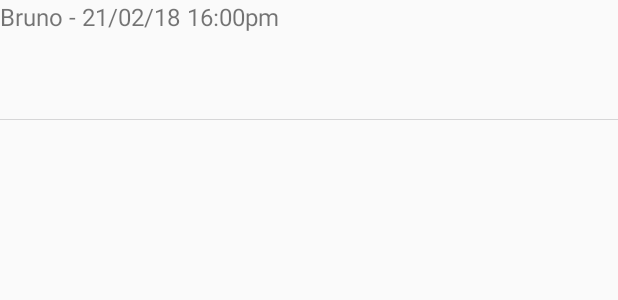
After one commit to brunovsiqueira/MapChatTemple, an Android app: the layout message_item.xml on its own in the app's theme, with its tools: preview values and no code run, on a phone screen of 412 x 824 dp. The commit adds this screen. Shown: the top 300 px of the screen. Run offline under Robolectric (Android 15) with nearby library versions, the phone set to English and light mode, and no system bars.

Commit message:
Chat list created

```diff
--- a/app/build.gradle
+++ b/app/build.gradle
@@ -29,6 +29,8 @@ dependencies {
     implementation 'com.google.firebase:firebase-core:16.0.8'
     implementation 'com.google.firebase:firebase-messaging:17.4.0'
     implementation 'com.android.support:support-v4:28.0.0'
+    implementation 'com.github.stfalcon:chatkit:0.3.3'
+    implementation 'com.squareup.picasso:picasso:2.71828'
     testImplementation 'junit:junit:4.12'
     androidTestImplementation 'com.android.support.test:runner:1.0.2'
     androidTestImplementation 'com.android.support.test.espresso:espresso-core:3.0.2'
--- a/app/src/main/AndroidManifest.xml
+++ b/app/src/main/AndroidManifest.xml
@@ -36,7 +36,7 @@
             android:enabled="true"
             android:exported="true" />
 
-        <activity android:name=".map.MultiPaneActivity"
+        <activity android:name=".screens.MultiPaneActivity"
             android:launchMode="singleTask">
 
             <intent-filter>
@@ -51,6 +51,8 @@
             </intent-filter>
 
         </activity>
+
+        <activity android:name=".screens.chat.ChatActivity"/>
 
         <service android:name=".services.MyFirebaseMessagingService">
             <intent-filter>
--- a/app/src/main/java/com/example/brunovsiq/mapchat/map/EncryptionController.java
+++ b/app/src/main/java/com/example/brunovsiq/mapchat/screens/EncryptionController.java
@@ -1,4 +1,4 @@
-package com.example.brunovsiq.mapchat.map;
+package com.example.brunovsiq.mapchat.screens;
 
 import android.util.Base64;
 
--- a/app/src/main/java/com/example/brunovsiq/mapchat/map/MapFragment.java
+++ b/app/src/main/java/com/example/brunovsiq/mapchat/screens/MapFragment.java
@@ -1,4 +1,4 @@
-package com.example.brunovsiq.mapchat.map;
+package com.example.brunovsiq.mapchat.screens;
 
 import android.os.Bundle;
 import android.support.annotation.NonNull;
--- a/app/src/main/res/layout/activity_multipane.xml
+++ b/app/src/main/res/layout/activity_multipane.xml
@@ -8,7 +8,7 @@
     android:baselineAligned="false"
     android:orientation="vertical"
     android:animateLayoutChanges="true"
-    tools:context=".map.MultiPaneActivity">
+    tools:context=".screens.MultiPaneActivity">
 
     <LinearLayout
         android:layout_width="wrap_content"
@@ -44,7 +44,7 @@
             android:layout_height="match_parent"
             android:layout_alignParentLeft="true"
             android:layout_alignParentTop="true"
-            class="com.example.brunovsiq.mapchat.map.UserListFragment" />
+            class="com.example.brunovsiq.mapchat.screens.UserListFragment" />
 
         <fragment
             android:id="@+id/map_fragment"
--- /dev/null
+++ b/app/src/main/res/layout/message_item.xml
@@ -0,0 +1,34 @@
+<?xml version="1.0" encoding="utf-8"?>
+<RelativeLayout
+    xmlns:android="http://schemas.android.com/apk/res/android"
+    android:layout_width="match_parent"
+    android:layout_height="80dp"
+    android:orientation="vertical">
+
+    <LinearLayout
+        android:layout_width="match_parent"
+        android:layout_height="match_parent"
+        android:orientation="vertical">
+
+    <TextView
+        android:id="@+id/sender_name_date"
+        android:layout_width="wrap_content"
+        android:layout_height="wrap_content"
+        android:textSize="16sp"
+        android:text="Bruno - 21/02/18 16:00pm"/>
+
+    <TextView
+        android:id="@+id/message_text"
+        android:layout_width="wrap_content"
+        android:layout_height="wrap_content"
+        android:textSize="18sp"/>
+
+    </LinearLayout>
+
+    <View
+        android:layout_width="match_parent"
+        android:layout_height="0.5dp"
+        android:background="@color/black"
+        android:layout_alignParentBottom="true"/>
+
+</RelativeLayout>
```
Also changed, not shown: app/src/main/java/com/example/brunovsiq/mapchat/encryption/KeyService.java (+0 -18 lines), app/src/main/java/com/example/brunovsiq/mapchat/models/Author.java (added, +31 -0 lines), app/src/main/java/com/example/brunovsiq/mapchat/models/Message.java (added, +42 -0 lines), app/src/main/java/com/example/brunovsiq/mapchat/screens/MultiPaneActivity.java (renamed from app/src/main/java/com/example/brunovsiq/mapchat/map/MultiPaneActivity.java, +5 -7 lines), app/src/main/java/com/example/brunovsiq/mapchat/screens/UserListFragment.java (renamed from app/src/main/java/com/example/brunovsiq/mapchat/map/UserListFragment.java, +1 -11 lines), app/src/main/java/com/example/brunovsiq/mapchat/screens/chat/ChatActivity.java (added, +96 -0 lines), app/src/main/java/com/example/brunovsiq/mapchat/screens/chat/MessageAdapter.java (added, +65 -0 lines), app/src/main/res/layout/chat_activity.xml (added, +48 -0 lines).
